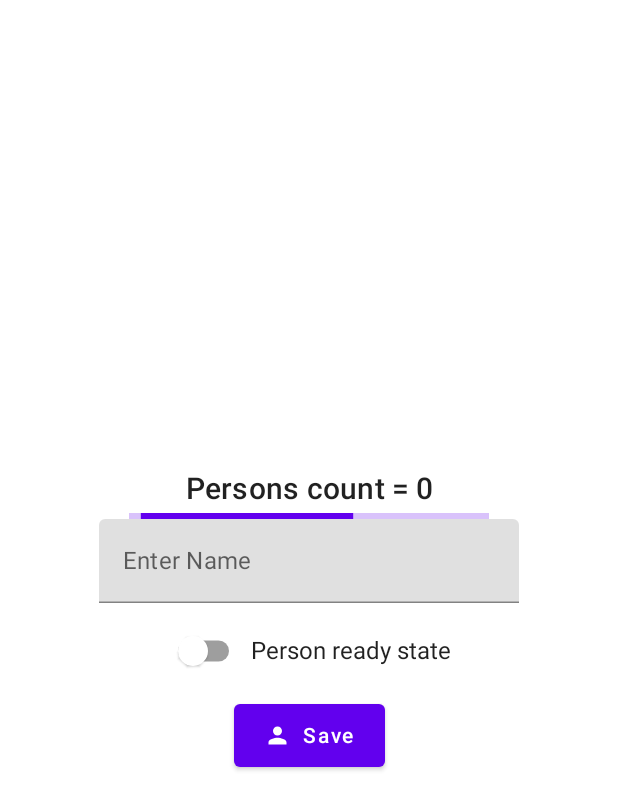
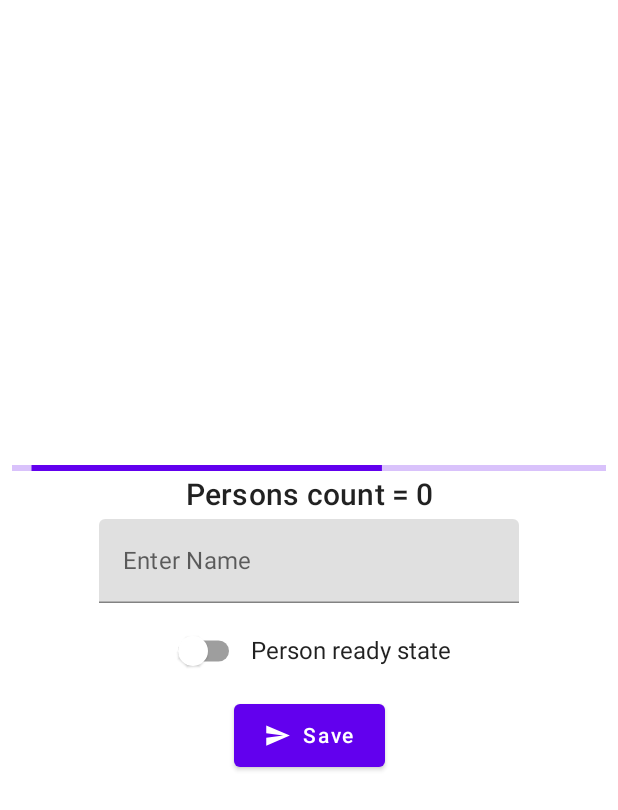
Before and after one commit to aleh-god/firebase-firestore-learn, an Android app built with Jetpack Compose: the SavePersonScreen screen opened through its navigation route, on a phone screen of 412 x 824 dp. Shown: the top 810 px of the screen. Run offline under Robolectric (Android 15) with nearby library versions, the phone set to English and light mode, and no system bars; our stand-ins replace Dagger/Hilt's generated code, Firebase (no records; nobody signed in at launch, a user with empty details on screens opened directly); 1 statement that could not run was skipped.

Commit message:
add: Rework button to custom button.

```diff
--- /dev/null
+++ b/app/src/main/java/by/godevelopment/firebasefirestorelearn/ui/composables/CustomButtonWithIcon.kt
@@ -0,0 +1,56 @@
+package by.godevelopment.firebasefirestorelearn.ui.composables
+
+import android.util.Log
+import androidx.annotation.StringRes
+import androidx.compose.foundation.layout.PaddingValues
+import androidx.compose.foundation.layout.Spacer
+import androidx.compose.foundation.layout.size
+import androidx.compose.material.Button
+import androidx.compose.material.ButtonDefaults
+import androidx.compose.material.Icon
+import androidx.compose.material.Text
+import androidx.compose.material.icons.Icons
+import androidx.compose.material.icons.filled.Person
+import androidx.compose.runtime.Composable
+import androidx.compose.ui.Modifier
+import androidx.compose.ui.graphics.vector.ImageVector
+import androidx.compose.ui.res.stringResource
+import androidx.compose.ui.tooling.preview.Preview
+import by.godevelopment.firebasefirestorelearn.R
+import by.godevelopment.firebasefirestorelearn.ui.theme.Values
+
+@Composable
+fun CustomButtonWithIcon(
+    onClick: () -> Unit,
+    buttonImage: ImageVector,
+    @StringRes
+    buttonText: Int,
+    @StringRes
+    buttonDescription: Int = R.string.cd_button_default,
+    buttonPadding: PaddingValues = Values.customPadding
+) {
+    Button(
+        onClick = onClick,
+        contentPadding = buttonPadding
+    ) {
+        Icon(
+            imageVector = buttonImage,
+            contentDescription = stringResource(buttonDescription),
+            modifier = Modifier.size(ButtonDefaults.IconSize)
+        )
+        Spacer(Modifier.size(ButtonDefaults.IconSpacing))
+        Text(stringResource(buttonText))
+    }
+}
+
+@Preview(name = "Preview View", showBackground = true, backgroundColor = 0xFFC7BCA1)
+@Composable
+fun DefaultPreview() {
+    CustomButtonWithIcon(
+        onClick = {
+            Log.i("Preview#", "DefaultPreview: onClick")
+        },
+        buttonImage = Icons.Filled.Person,
+        buttonText = R.string.button_text_update
+    )
+}
--- a/app/src/main/java/by/godevelopment/firebasefirestorelearn/ui/composables/PersonItem.kt
+++ b/app/src/main/java/by/godevelopment/firebasefirestorelearn/ui/composables/PersonItem.kt
@@ -10,7 +10,6 @@ import androidx.compose.material.icons.filled.Person
 import androidx.compose.runtime.Composable
 import androidx.compose.ui.Alignment
 import androidx.compose.ui.Modifier
-import androidx.compose.ui.graphics.Color
 import androidx.compose.ui.res.stringResource
 import androidx.compose.ui.unit.dp
 import by.godevelopment.firebasefirestorelearn.R
@@ -31,7 +30,7 @@ fun PersonItem(
         Spacer(modifier = Modifier.width(8.dp))
         Icon(
             imageVector = if (isActive) Icons.Filled.Person else Icons.Filled.Close,
-            contentDescription = stringResource(R.string.cd_icon_person),
+            contentDescription = stringResource(R.string.cd_person_is_active),
             modifier = Modifier.size(ButtonDefaults.IconSize)
         )
     }
--- a/app/src/main/java/by/godevelopment/firebasefirestorelearn/ui/screens/saveperson/SavePersonScreen.kt
+++ b/app/src/main/java/by/godevelopment/firebasefirestorelearn/ui/screens/saveperson/SavePersonScreen.kt
@@ -5,7 +5,7 @@ import androidx.compose.foundation.text.KeyboardActions
 import androidx.compose.foundation.text.KeyboardOptions
 import androidx.compose.material.*
 import androidx.compose.material.icons.Icons
-import androidx.compose.material.icons.filled.Person
+import androidx.compose.material.icons.filled.Send
 import androidx.compose.runtime.*
 import androidx.compose.ui.Alignment
 import androidx.compose.ui.ExperimentalComposeUiApi
@@ -16,8 +16,9 @@ import androidx.compose.ui.res.stringResource
 import androidx.compose.ui.text.input.ImeAction
 import androidx.compose.ui.text.style.TextAlign
 import androidx.compose.ui.unit.dp
+import androidx.hilt.navigation.compose.hiltViewModel
 import by.godevelopment.firebasefirestorelearn.R
-import androidx.hilt.navigation.compose.hiltViewModel
+import by.godevelopment.firebasefirestorelearn.ui.composables.CustomButtonWithIcon
 
 @OptIn(ExperimentalComposeUiApi::class)
 @Composable
@@ -37,7 +38,6 @@ fun SavePersonScreen(
                         message = event.message.asString(context)
                     )
                 }
-                else -> Unit
             }
         }
     }
@@ -51,6 +51,10 @@ fun SavePersonScreen(
         horizontalAlignment = Alignment.CenterHorizontally,
     ) {
 
+        if (viewModel.uiState.isProcessing) LinearProgressIndicator(
+            modifier = Modifier.fillMaxWidth()
+        )
+
         Text(
             text = "Persons count = ${viewModel.uiState.personsCount}",
             style = MaterialTheme.typography.h6,
@@ -60,8 +64,6 @@ fun SavePersonScreen(
                 .padding(vertical = 4.dp)
         )
 
-        if (viewModel.uiState.isProcessing) LinearProgressIndicator()
-
         TextField(
             singleLine = true,
             maxLines = 10,
@@ -69,17 +71,18 @@ fun SavePersonScreen(
                 imeAction = ImeAction.Done
             ),
             keyboardActions = KeyboardActions(
-                onDone = {keyboardController?.hide()}),
+                onDone = { keyboardController?.hide() }
+            ),
             value = viewModel.uiState.name,
             onValueChange = {
                 viewModel.onEvent(SavePersonUserEvent.OnNameChanged(it))
             },
             label = {
                 Text(
-                if (viewModel.uiState.hasError) stringResource(R.string.label_1)
-                else stringResource(R.string.label_2)
-            )
-                    },
+                    if (viewModel.uiState.hasError) stringResource(R.string.label_1)
+                    else stringResource(R.string.label_2)
+                )
+            },
             isError = viewModel.uiState.hasError,
             placeholder = {
                 Text(
@@ -105,22 +108,12 @@ fun SavePersonScreen(
             Text(text = stringResource(R.string.ui_text_person_ready_state))
         }
 
-        Button(
-            onClick = { viewModel.onEvent(SavePersonUserEvent.OnSavePersonClick) },
-            contentPadding = PaddingValues(
-                start = 20.dp,
-                top = 12.dp,
-                end = 20.dp,
-                bottom = 12.dp
-            )
-        ) {
-            Icon(
-                Icons.Filled.Person,
-                contentDescription = stringResource(R.string.cd_icon_person),
-                modifier = Modifier.size(ButtonDefaults.IconSize)
-            )
-            Spacer(Modifier.size(ButtonDefaults.IconSpacing))
-            Text(stringResource(R.string.button_text_save))
-        }
+        CustomButtonWithIcon(
+            onClick = {
+                viewModel.onEvent(SavePersonUserEvent.OnSavePersonClick)
+            },
+            buttonImage = Icons.Filled.Send,
+            buttonText = R.string.button_text_save
+        )
     }
 }
--- /dev/null
+++ b/app/src/main/java/by/godevelopment/firebasefirestorelearn/ui/theme/Values.kt
@@ -0,0 +1,14 @@
+package by.godevelopment.firebasefirestorelearn.ui.theme
+
+import androidx.compose.foundation.layout.PaddingValues
+import androidx.compose.ui.unit.dp
+
+object Values {
+
+    val customPadding = PaddingValues(
+        start = 20.dp,
+        top = 12.dp,
+        end = 20.dp,
+        bottom = 12.dp
+    )
+}
--- a/app/src/main/res/values/strings.xml
+++ b/app/src/main/res/values/strings.xml
@@ -6,7 +6,9 @@
     <string name="message_error_save_person">Error: Person did not save.</string>
     <string name="message_error_load_data">Error: Data is not loaded.</string>
     <string name="message_error_updated_data">Error: Data is not updated.</string>
-    <string name="cd_icon_person">Person</string>
+
+    <string name="cd_button_default">This is button</string>
+
     <string name="button_text_save">Save</string>
     <string name="button_text_load">Load</string>
     <string name="button_text_update">Update</string>
@@ -21,4 +23,8 @@
     <string name="screen_name_update_person">Update persons</string>
     <string name="screen_name_list_persons">List persons</string>
     <string name="message_error_matched_person">No person matched the query.</string>
+    <string name="cd_person_is_active">person is active status</string>
+    <string name="button_text_delete">Delete</string>
+    <string name="message_success_delete_person">Person is deleted</string>
+    <string name="message_error_deleted_data">Error: Data is not deleted.</string>
 </resources>
```
Also changed, not shown: app/src/main/java/by/godevelopment/firebasefirestorelearn/ui/screens/loadpersons/LoadPersonsScreen.kt (+14 -19 lines).
